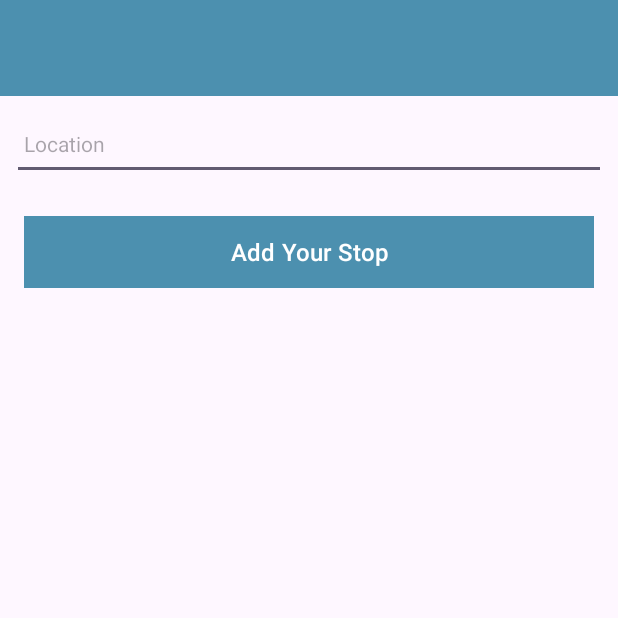
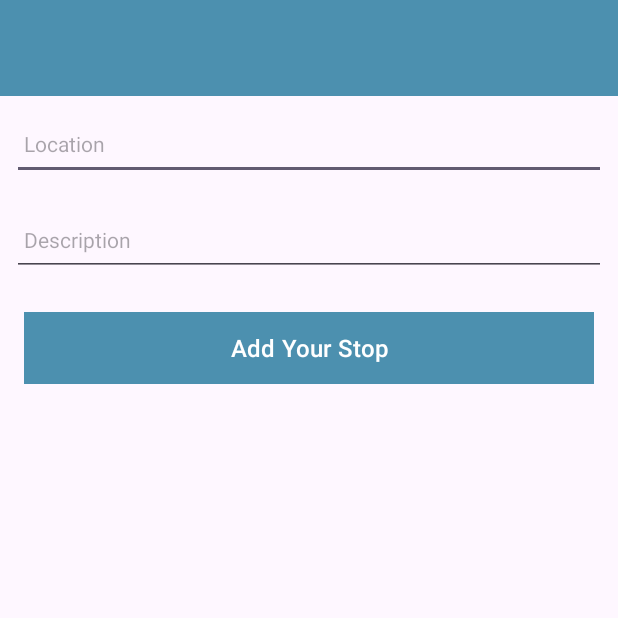
Before and after one commit to ECCooney/PupPlan, an Android app: the screen it shows after launch (PupplanActivity), on a phone screen of 412 x 824 dp, the top half of it. Run offline under Robolectric (Android 15) with nearby library versions, the light colour scheme and no system bars; our stand-ins replace Timber; 1 statement that could not run was skipped.

Commit message:
Idea for model fleshed out

```diff
--- a/app/src/main/java/ie/setu/pupplan/Activities/PupplanActivity.kt
+++ b/app/src/main/java/ie/setu/pupplan/Activities/PupplanActivity.kt
@@ -16,29 +16,33 @@ class PupplanActivity : AppCompatActivity() {
 
 //    bring in data model
     var location = PupplanModel()
+    val locations = ArrayList<PupplanModel>()
 
 //    main function
     override fun onCreate(savedInstanceState: Bundle?) {
         super.onCreate(savedInstanceState)
-
 //     inflater takes an XML file as input and builds the View objects from it
         binding = ActivityPupplanBinding.inflate(layoutInflater)
         setContentView(binding.root)
-
 //      logging
         Timber.plant(Timber.DebugTree() )
-
         i("Placemark Activity started..")
 
-        binding.btnAdd.setOnClickListener()
-        val locationTitle = binding.locationTitle.text.toString()
-        if (locationTitle.isNotEmpty()) {
-            i("add Button Pressed: $locationTitle")
-        }
-        else {
-            Snackbar
-                .make(it,"Please Enter a title", Snackbar.LENGTH_LONG)
-                .show()
+        binding.btnAdd.setOnClickListener(){
+            location.title = binding.locationTitle.text.toString()
+            location.description = binding.locationDescription.text.toString()
+            if (location.title.isNotEmpty()) {
+                locations.add(location.copy())
+                i("add Button Pressed: $location.title")
+//                iterates through the indices of the locations list and logs a message for each location, including its index within the list. It will print the location and its corresponding index.
+                for (i in locations.indices)
+                { i("Location[$i]:${this.locations[i]}") }
+            }
+            else {
+                Snackbar
+                    .make(it, "Please Enter a title", Snackbar.LENGTH_LONG)
+                    .show()
+            }
         }
     }
 }
--- a/app/src/main/java/ie/setu/pupplan/Models/PupplanModel.kt
+++ b/app/src/main/java/ie/setu/pupplan/Models/PupplanModel.kt
@@ -1,3 +1,12 @@
 package ie.setu.pupplan.Models
 
-data class PupplanModel(var title: String = "")
+data class PupplanModel(var title: String = "",
+                        var description: String = "",
+//                        var locationCategory: String = "",
+//                        var lat: Double = 00.00,
+//                        var lng: Double = 00.00,
+//                        var openingTime: Double = 00.00,
+//                        var closingTime: Double = 00.00,
+//                        var userId: String? = "",
+//                        var images:
+)
--- a/app/src/main/res/layout/activity_pupplan.xml
+++ b/app/src/main/res/layout/activity_pupplan.xml
@@ -52,6 +52,19 @@
                     android:textColor="@color/colorPrimaryDark"
                     android:textSize="14sp" />
 
+                <EditText
+                    android:id="@+id/locationDescription"
+                    android:layout_width="match_parent"
+                    android:layout_height="48dp"
+                    android:layout_margin="8dp"
+                    android:hint="@string/hint_locationDescription"
+                    android:inputType="text"
+                    android:maxLength="25"
+                    android:maxLines="1"
+                    android:padding="8dp"
+                    android:textColor="@color/colorPrimaryDark"
+                    android:textSize="14sp" />
+
                 <Button
                     android:id="@+id/btnAdd"
                     android:layout_width="match_parent"
--- a/app/src/main/res/values/strings.xml
+++ b/app/src/main/res/values/strings.xml
@@ -2,4 +2,5 @@
     <string name="app_name">PupPlan</string>
     <string name="button_addLocation">Add Your Stop</string>
     <string name="hint_locationTitle">Location</string>
+    <string name="hint_locationDescription">Description</string>
 </resources>
```
